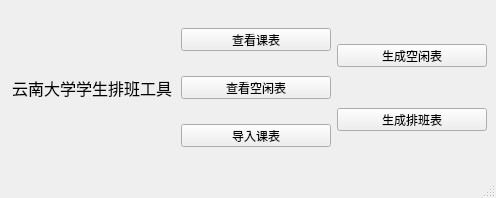
First picture: the form in design/start_page.ui, repository ShiWenber/ASSOY, before the edit.
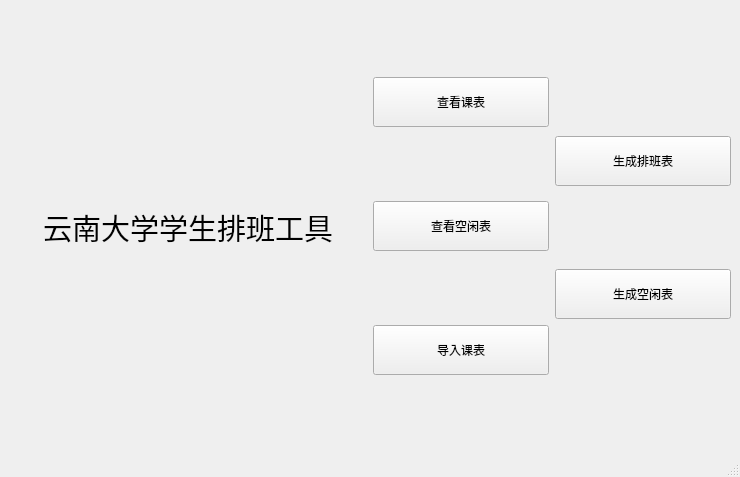
Second picture: the form after the edit.

Diff of the .ui file:
```diff
--- a/design/start_page.ui
+++ b/design/start_page.ui
@@ -6,8 +6,8 @@
    <rect>
     <x>0</x>
     <y>0</y>
-    <width>496</width>
-    <height>198</height>
+    <width>740</width>
+    <height>477</height>
    </rect>
   </property>
   <property name="contextMenuPolicy">
@@ -20,8 +20,11 @@
    <layout class="QHBoxLayout" name="horizontalLayout_2">
     <item>
      <widget class="QLabel" name="label">
+      <property name="styleSheet">
+       <string notr="true">font: 24pt &quot;Agency FB&quot;;</string>
+      </property>
       <property name="text">
-       <string>&lt;html&gt;&lt;head/&gt;&lt;body&gt;&lt;p align=&quot;center&quot;&gt;&lt;span style=&quot; font-size:12pt;&quot;&gt;云南大学学生排班工具&lt;/span&gt;&lt;/p&gt;&lt;/body&gt;&lt;/html&gt;</string>
+       <string>&lt;html&gt;&lt;head/&gt;&lt;body&gt;&lt;p align=&quot;center&quot;&gt;&lt;span style=&quot; font-size:22pt;&quot;&gt;云南大学学生排班工具&lt;/span&gt;&lt;/p&gt;&lt;/body&gt;&lt;/html&gt;</string>
       </property>
      </widget>
     </item>
@@ -30,7 +33,9 @@
       <item>
        <layout class="QVBoxLayout" name="verticalLayout">
         <item>
-         <widget class="QPushButton" name="pushButton">
+         <layout class="QHBoxLayout" name="horizontalLayout_3">
+          <item>
+           <widget class="QPushButton" name="pb_view_t">
           <property name="minimumSize">
            <size>
             <width>150</width>
@@ -39,17 +44,24 @@
           </property>
           <property name="maximumSize">
            <size>
-            <width>150</width>
-            <height>23</height>
-           </size>
-          </property>
+              <width>200</width>
+              <height>50</height>
+             </size>
+            </property>
+            <property name="styleSheet">
+             <string notr="true">font: 14pt &quot;Agency FB&quot;;</string>
+            </property>
           <property name="text">
            <string>查看课表</string>
           </property>
          </widget>
         </item>
+         </layout>
+        </item>
         <item>
-         <widget class="QPushButton" name="pushButton_4">
+         <layout class="QHBoxLayout" name="horizontalLayout_4">
+          <item>
+           <widget class="QPushButton" name="pb_view_free_t">
           <property name="minimumSize">
            <size>
             <width>150</width>
@@ -58,17 +70,24 @@
           </property>
           <property name="maximumSize">
            <size>
-            <width>150</width>
-            <height>23</height>
-           </size>
-          </property>
+              <width>200</width>
+              <height>50</height>
+             </size>
+            </property>
+            <property name="styleSheet">
+             <string notr="true">font: 14pt &quot;Agency FB&quot;;</string>
+            </property>
           <property name="text">
            <string>查看空闲表</string>
           </property>
          </widget>
         </item>
+         </layout>
+        </item>
         <item>
-         <widget class="QPushButton" name="pushButton_2">
+         <layout class="QHBoxLayout" name="horizontalLayout_5">
+          <item>
+           <widget class="QPushButton" name="pb_import_t">
           <property name="minimumSize">
            <size>
             <width>150</width>
@@ -77,10 +96,13 @@
           </property>
           <property name="maximumSize">
            <size>
-            <width>150</width>
-            <height>23</height>
-           </size>
-          </property>
+              <width>200</width>
+              <height>50</height>
+             </size>
+            </property>
+            <property name="styleSheet">
+             <string notr="true">font: 14pt &quot;Agency FB&quot;;</string>
+            </property>
           <property name="text">
            <string>导入课表</string>
           </property>
@@ -88,29 +110,17 @@
         </item>
        </layout>
       </item>
+       </layout>
+      </item>
       <item>
        <layout class="QVBoxLayout" name="verticalLayout_2">
         <item>
-         <widget class="QPushButton" name="pushButton_5">
-          <property name="minimumSize">
-           <size>
-            <width>150</width>
-            <height>23</height>
-           </size>
+         <layout class="QHBoxLayout" name="horizontalLayout_7">
+          <property name="topMargin">
+           <number>50</number>
           </property>
-          <property name="maximumSize">
-           <size>
-            <width>150</width>
-            <height>23</height>
-           </size>
-          </property>
-          <property name="text">
-           <string>生成空闲表</string>
-          </property>
-         </widget>
-        </item>
         <item>
-         <widget class="QPushButton" name="pushButton_3">
+           <widget class="QPushButton" name="pb_gen_duty_t">
           <property name="minimumSize">
            <size>
             <width>150</width>
@@ -119,10 +129,13 @@
           </property>
           <property name="maximumSize">
            <size>
-            <width>150</width>
-            <height>23</height>
-           </size>
-          </property>
+              <width>200</width>
+              <height>50</height>
+             </size>
+            </property>
+            <property name="styleSheet">
+             <string notr="true">font: 14pt &quot;Agency FB&quot;;</string>
+            </property>
           <property name="text">
            <string>生成排班表</string>
           </property>
@@ -130,6 +143,37 @@
         </item>
        </layout>
       </item>
+        <item>
+         <layout class="QHBoxLayout" name="horizontalLayout_8">
+          <property name="bottomMargin">
+           <number>50</number>
+          </property>
+          <item>
+           <widget class="QPushButton" name="pb_gen_free_t">
+            <property name="minimumSize">
+             <size>
+              <width>150</width>
+              <height>23</height>
+             </size>
+            </property>
+            <property name="maximumSize">
+             <size>
+              <width>200</width>
+              <height>50</height>
+             </size>
+            </property>
+            <property name="styleSheet">
+             <string notr="true">font: 14pt &quot;Agency FB&quot;;</string>
+            </property>
+            <property name="text">
+             <string>生成空闲表</string>
+            </property>
+           </widget>
+          </item>
+         </layout>
+        </item>
+       </layout>
+      </item>
      </layout>
     </item>
    </layout>
@@ -139,7 +183,7 @@
     <rect>
      <x>0</x>
      <y>0</y>
-     <width>496</width>
+     <width>740</width>
      <height>23</height>
     </rect>
    </property>
```
Lines whose indentation alone changed are shown as unchanged.
